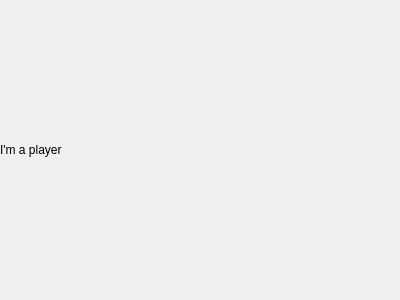
LaceyGSC/CPlusPlus-QT-CS3503-EducationalApp, file src/Player.ui: the form before one commit.
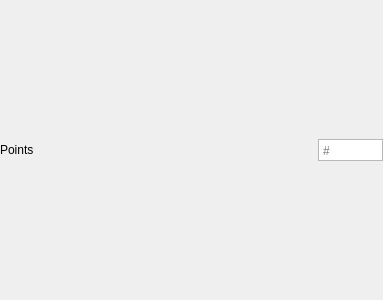
The form after the commit.

Diff of the .ui file:
```diff
--- a/src/Player.ui
+++ b/src/Player.ui
@@ -6,7 +6,7 @@
    <rect>
     <x>0</x>
     <y>0</y>
-    <width>400</width>
+    <width>383</width>
     <height>300</height>
    </rect>
   </property>
@@ -26,13 +26,66 @@
    <property name="bottomMargin">
     <number>0</number>
    </property>
-   <property name="spacing">
+   <property name="horizontalSpacing">
+    <number>6</number>
+   </property>
+   <property name="verticalSpacing">
     <number>0</number>
    </property>
-   <item row="0" column="0">
-    <widget class="QLabel" name="label">
+   <item row="0" column="2">
+    <spacer name="horizontalSpacer">
+     <property name="orientation">
+      <enum>Qt::Horizontal</enum>
+     </property>
+     <property name="sizeHint" stdset="0">
+      <size>
+       <width>40</width>
+       <height>20</height>
+      </size>
+     </property>
+    </spacer>
+   </item>
+   <item row="0" column="1">
+    <widget class="QLabel" name="pointsLabel">
      <property name="text">
-      <string>I'm a player</string>
+      <string>Points</string>
+     </property>
+    </widget>
+   </item>
+   <item row="0" column="3">
+    <widget class="QTextEdit" name="pointsField">
+     <property name="maximumSize">
+      <size>
+       <width>65</width>
+       <height>22</height>
+      </size>
+     </property>
+     <property name="cursor" stdset="0">
+      <cursorShape>ArrowCursor</cursorShape>
+     </property>
+     <property name="focusPolicy">
+      <enum>Qt::NoFocus</enum>
+     </property>
+     <property name="inputMethodHints">
+      <set>Qt::ImhNone</set>
+     </property>
+     <property name="verticalScrollBarPolicy">
+      <enum>Qt::ScrollBarAlwaysOff</enum>
+     </property>
+     <property name="horizontalScrollBarPolicy">
+      <enum>Qt::ScrollBarAlwaysOff</enum>
+     </property>
+     <property name="undoRedoEnabled">
+      <bool>false</bool>
+     </property>
+     <property name="lineWrapMode">
+      <enum>QTextEdit::NoWrap</enum>
+     </property>
+     <property name="textInteractionFlags">
+      <set>Qt::NoTextInteraction</set>
+     </property>
+     <property name="placeholderText">
+      <string>#</string>
      </property>
     </widget>
    </item>
```
